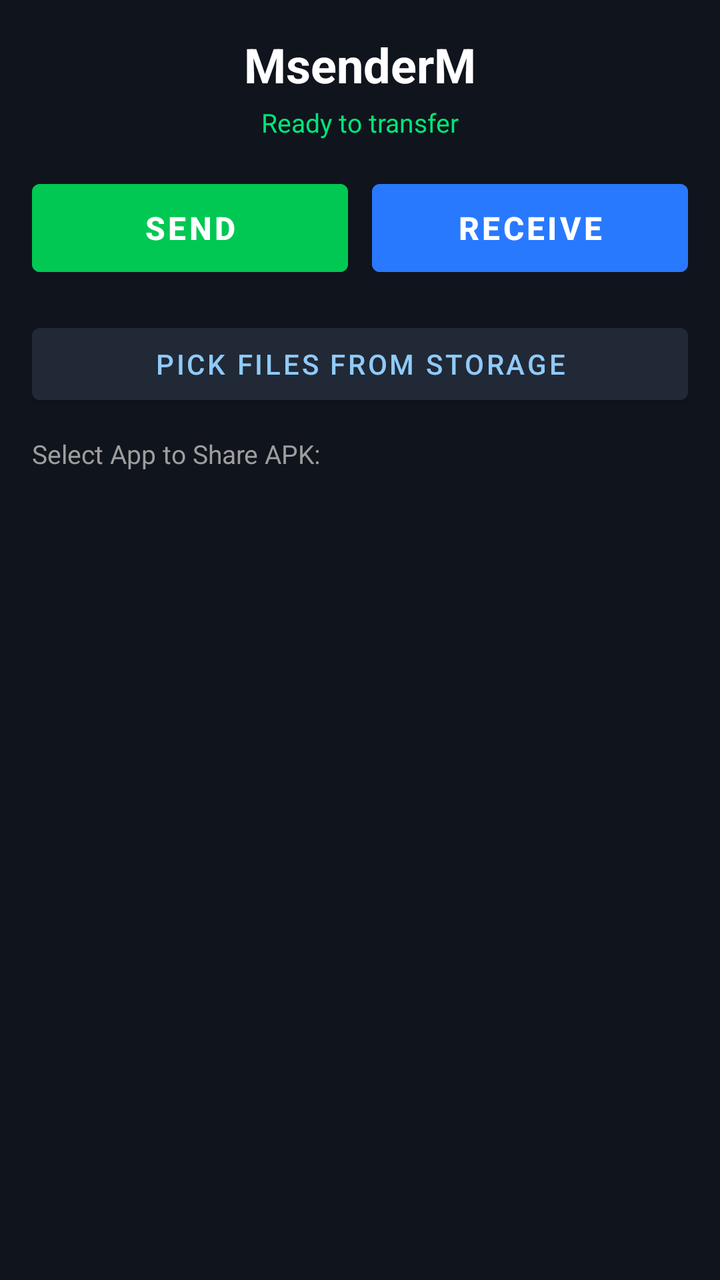
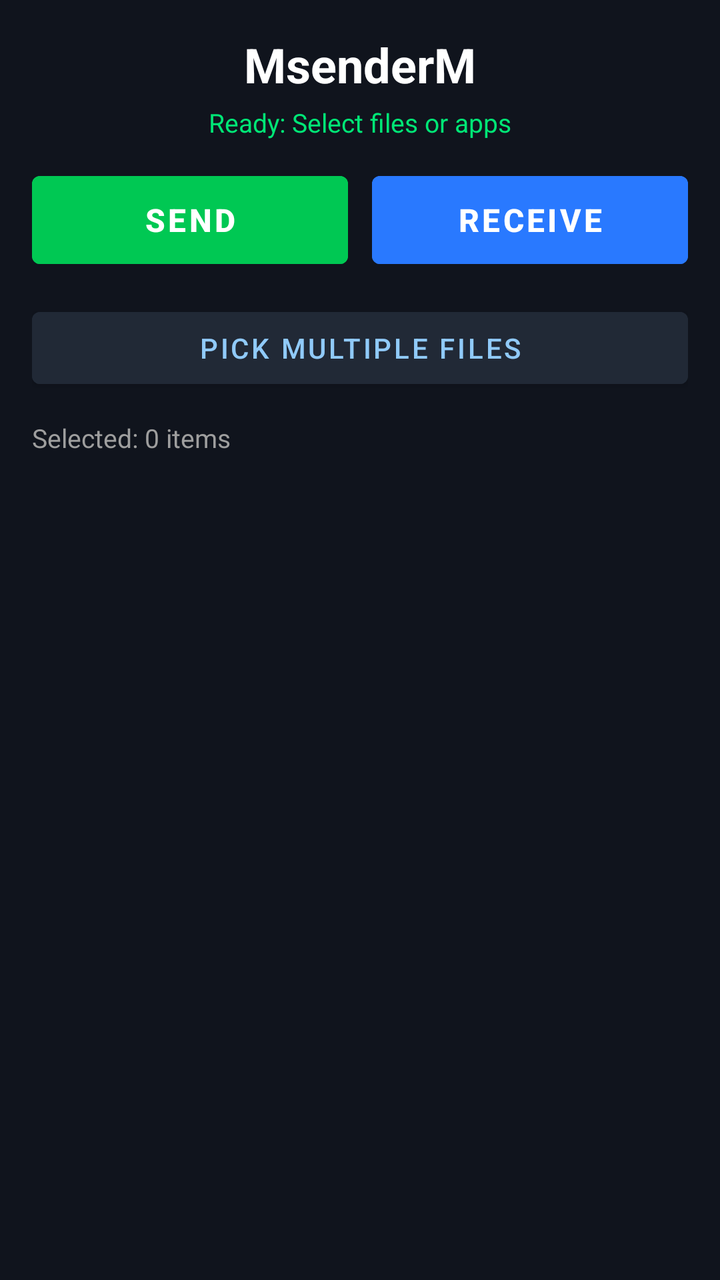

Compare the two renders of this Android layout. The source of the first and the diff that turns it into the second are given below.
<!-- AndroidManifest.xml: application theme Theme.MaterialComponents.DayNight.NoActionBar -->
<!-- res/layout/activity_main.xml -->
<?xml version="1.0" encoding="utf-8"?>
<LinearLayout android:background="#10141D" android:layout_height="match_parent" android:layout_width="match_parent" android:orientation="vertical" android:padding="16dp" xmlns:android="http://schemas.android.com/apk/res/android">

    
    <TextView android:layout_gravity="center" android:layout_height="wrap_content" android:layout_marginBottom="4dp" android:layout_width="wrap_content" android:text="MsenderM" android:textColor="#FFFFFF" android:textSize="24sp" android:textStyle="bold"/>

    <TextView android:gravity="center" android:id="@+id/tvStatus" android:layout_height="wrap_content" android:layout_marginBottom="16dp" android:layout_width="match_parent" android:text="Ready to transfer" android:textColor="#00E676" android:textSize="13sp"/>

    
    <LinearLayout android:layout_height="wrap_content" android:layout_marginBottom="16dp" android:layout_width="match_parent" android:orientation="horizontal" android:weightSum="2">

        <Button android:backgroundTint="#00C853" android:id="@+id/btnSend" android:layout_height="56dp" android:layout_marginEnd="6dp" android:layout_weight="1" android:layout_width="0dp" android:text="SEND" android:textColor="#FFFFFF" android:textSize="16sp" android:textStyle="bold"/>

        <Button android:backgroundTint="#2979FF" android:id="@+id/btnReceive" android:layout_height="56dp" android:layout_marginStart="6dp" android:layout_weight="1" android:layout_width="0dp" android:text="RECEIVE" android:textColor="#FFFFFF" android:textSize="16sp" android:textStyle="bold"/>
    </LinearLayout>

    
    <Button android:backgroundTint="#212936" android:id="@+id/btnPickCustomFile" android:layout_height="wrap_content" android:layout_marginBottom="12dp" android:layout_width="match_parent" android:text="PICK FILES FROM STORAGE" android:textColor="#90CAF9"/>

    
    <LinearLayout android:background="#1A2230" android:gravity="center" android:id="@+id/qrContainer" android:layout_height="wrap_content" android:layout_marginBottom="12dp" android:layout_width="match_parent" android:orientation="vertical" android:padding="12dp" android:visibility="gone">

        <TextView android:layout_height="wrap_content" android:layout_marginBottom="8dp" android:layout_width="wrap_content" android:text="Receiver: Scan this QR to Connect" android:textColor="#FFFFFF" android:textSize="14sp"/>

        <ImageView android:background="#FFFFFF" android:id="@+id/ivQrCode" android:layout_height="200dp" android:layout_width="200dp" android:padding="8dp"/>
    </LinearLayout>

    <ProgressBar android:id="@+id/progressBar" android:layout_height="8dp" android:layout_marginBottom="8dp" android:layout_width="match_parent" android:progressTint="#00E676" android:visibility="gone" style="?android:attr/progressBarStyleHorizontal"/>

    <TextView android:layout_height="wrap_content" android:layout_marginBottom="6dp" android:layout_width="wrap_content" android:text="Select App to Share APK:" android:textColor="#9E9E9E" android:textSize="13sp"/>

    <ListView android:divider="#1E2738" android:dividerHeight="1dp" android:id="@+id/lvApps" android:layout_height="0dp" android:layout_weight="1" android:layout_width="match_parent"/>

</LinearLayout>
<!-- resources referenced by this layout -->
<resources>

</resources>

<!-- the commit's change to res/layout/activity_main.xml (unified diff, before → after) -->
@@ -1,34 +1,124 @@
 <?xml version="1.0" encoding="utf-8"?>
-<LinearLayout android:background="#10141D" android:layout_height="match_parent" android:layout_width="match_parent" android:orientation="vertical" android:padding="16dp" xmlns:android="http://schemas.android.com/apk/res/android">
+<LinearLayout xmlns:android="http://schemas.android.com/apk/res/android"
+    android:layout_width="match_parent"
+    android:layout_height="match_parent"
+    android:background="#10141D"
+    android:orientation="vertical"
+    android:padding="16dp">
 
-    
-    <TextView android:layout_gravity="center" android:layout_height="wrap_content" android:layout_marginBottom="4dp" android:layout_width="wrap_content" android:text="MsenderM" android:textColor="#FFFFFF" android:textSize="24sp" android:textStyle="bold"/>
+    <TextView
+        android:layout_width="wrap_content"
+        android:layout_height="wrap_content"
+        android:layout_gravity="center"
+        android:layout_marginBottom="4dp"
+        android:text="MsenderM"
+        android:textColor="#FFFFFF"
+        android:textSize="24sp"
+        android:textStyle="bold" />
 
-    <TextView android:gravity="center" android:id="@+id/tvStatus" android:layout_height="wrap_content" android:layout_marginBottom="16dp" android:layout_width="match_parent" android:text="Ready to transfer" android:textColor="#00E676" android:textSize="13sp"/>
+    <TextView
+        android:id="@+id/tvStatus"
+        android:layout_width="match_parent"
+        android:layout_height="wrap_content"
+        android:layout_marginBottom="12dp"
+        android:gravity="center"
+        android:text="Ready: Select files or apps"
+        android:textColor="#00E676"
+        android:textSize="13sp" />
 
-    
-    <LinearLayout android:layout_height="wrap_content" android:layout_marginBottom="16dp" android:layout_width="match_parent" android:orientation="horizontal" android:weightSum="2">
+    <LinearLayout
+        android:layout_width="match_parent"
+        android:layout_height="wrap_content"
+        android:layout_marginBottom="12dp"
+        android:orientation="horizontal"
+        android:weightSum="2">
 
-        <Button android:backgroundTint="#00C853" android:id="@+id/btnSend" android:layout_height="56dp" android:layout_marginEnd="6dp" android:layout_weight="1" android:layout_width="0dp" android:text="SEND" android:textColor="#FFFFFF" android:textSize="16sp" android:textStyle="bold"/>
+        <Button
+            android:id="@+id/btnSend"
+            android:layout_width="0dp"
+            android:layout_height="56dp"
+            android:layout_marginEnd="6dp"
+            android:layout_weight="1"
+            android:backgroundTint="#00C853"
+            android:text="SEND"
+            android:textColor="#FFFFFF"
+            android:textSize="16sp"
+            android:textStyle="bold" />
 
-        <Button android:backgroundTint="#2979FF" android:id="@+id/btnReceive" android:layout_height="56dp" android:layout_marginStart="6dp" android:layout_weight="1" android:layout_width="0dp" android:text="RECEIVE" android:textColor="#FFFFFF" android:textSize="16sp" android:textStyle="bold"/>
+        <Button
+            android:id="@+id/btnReceive"
+            android:layout_width="0dp"
+            android:layout_height="56dp"
+            android:layout_marginStart="6dp"
+            android:layout_weight="1"
+            android:backgroundTint="#2979FF"
+            android:text="RECEIVE"
+            android:textColor="#FFFFFF"
+            android:textSize="16sp"
+            android:textStyle="bold" />
     </LinearLayout>
 
-    
-    <Button android:backgroundTint="#212936" android:id="@+id/btnPickCustomFile" android:layout_height="wrap_content" android:layout_marginBottom="12dp" android:layout_width="match_parent" android:text="PICK FILES FROM STORAGE" android:textColor="#90CAF9"/>
+    <Button
+        android:id="@+id/btnPickCustomFile"
+        android:layout_width="match_parent"
+        android:layout_height="wrap_content"
+        android:layout_marginBottom="12dp"
+        android:backgroundTint="#212936"
+        android:text="PICK MULTIPLE FILES"
+        android:textColor="#90CAF9" />
 
-    
-    <LinearLayout android:background="#1A2230" android:gravity="center" android:id="@+id/qrContainer" android:layout_height="wrap_content" android:layout_marginBottom="12dp" android:layout_width="match_parent" android:orientation="vertical" android:padding="12dp" android:visibility="gone">
+    <LinearLayout
+        android:id="@+id/qrContainer"
+        android:layout_width="match_parent"
+        android:layout_height="wrap_content"
+        android:layout_marginBottom="12dp"
+        android:background="#1A2230"
+        android:gravity="center"
+        android:orientation="vertical"
+        android:padding="12dp"
+        android:visibility="gone">
 
-        <TextView android:layout_height="wrap_content" android:layout_marginBottom="8dp" android:layout_width="wrap_content" android:text="Receiver: Scan this QR to Connect" android:textColor="#FFFFFF" android:textSize="14sp"/>
+        <TextView
+            android:layout_width="wrap_content"
+            android:layout_height="wrap_content"
+            android:layout_marginBottom="8dp"
+            android:text="Receiver: Scan QR to Connect"
+            android:textColor="#FFFFFF"
+            android:textSize="14sp" />
 
-        <ImageView android:background="#FFFFFF" android:id="@+id/ivQrCode" android:layout_height="200dp" android:layout_width="200dp" android:padding="8dp"/>
+        <ImageView
+            android:id="@+id/ivQrCode"
+            android:layout_width="200dp"
+            android:layout_height="200dp"
+            android:background="#FFFFFF"
+            android:padding="8dp" />
     </LinearLayout>
 
-    <ProgressBar android:id="@+id/progressBar" android:layout_height="8dp" android:layout_marginBottom="8dp" android:layout_width="match_parent" android:progressTint="#00E676" android:visibility="gone" style="?android:attr/progressBarStyleHorizontal"/>
+    <ProgressBar
+        android:id="@+id/progressBar"
+        style="?android:attr/progressBarStyleHorizontal"
+        android:layout_width="match_parent"
+        android:layout_height="8dp"
+        android:layout_marginBottom="8dp"
+        android:progressTint="#00E676"
+        android:visibility="gone" />
 
-    <TextView android:layout_height="wrap_content" android:layout_marginBottom="6dp" android:layout_width="wrap_content" android:text="Select App to Share APK:" android:textColor="#9E9E9E" android:textSize="13sp"/>
+    <TextView
+        android:id="@+id/tvSelectedCount"
+        android:layout_width="wrap_content"
+        android:layout_height="wrap_content"
+        android:layout_marginBottom="6dp"
+        android:text="Selected: 0 items"
+        android:textColor="#9E9E9E"
+        android:textSize="13sp" />
 
-    <ListView android:divider="#1E2738" android:dividerHeight="1dp" android:id="@+id/lvApps" android:layout_height="0dp" android:layout_weight="1" android:layout_width="match_parent"/>
+    <ListView
+        android:id="@+id/lvApps"
+        android:layout_width="match_parent"
+        android:layout_height="0dp"
+        android:layout_weight="1"
+        android:choiceMode="multipleChoice"
+        android:divider="#1E2738"
+        android:dividerHeight="1dp" />
 
 </LinearLayout>
